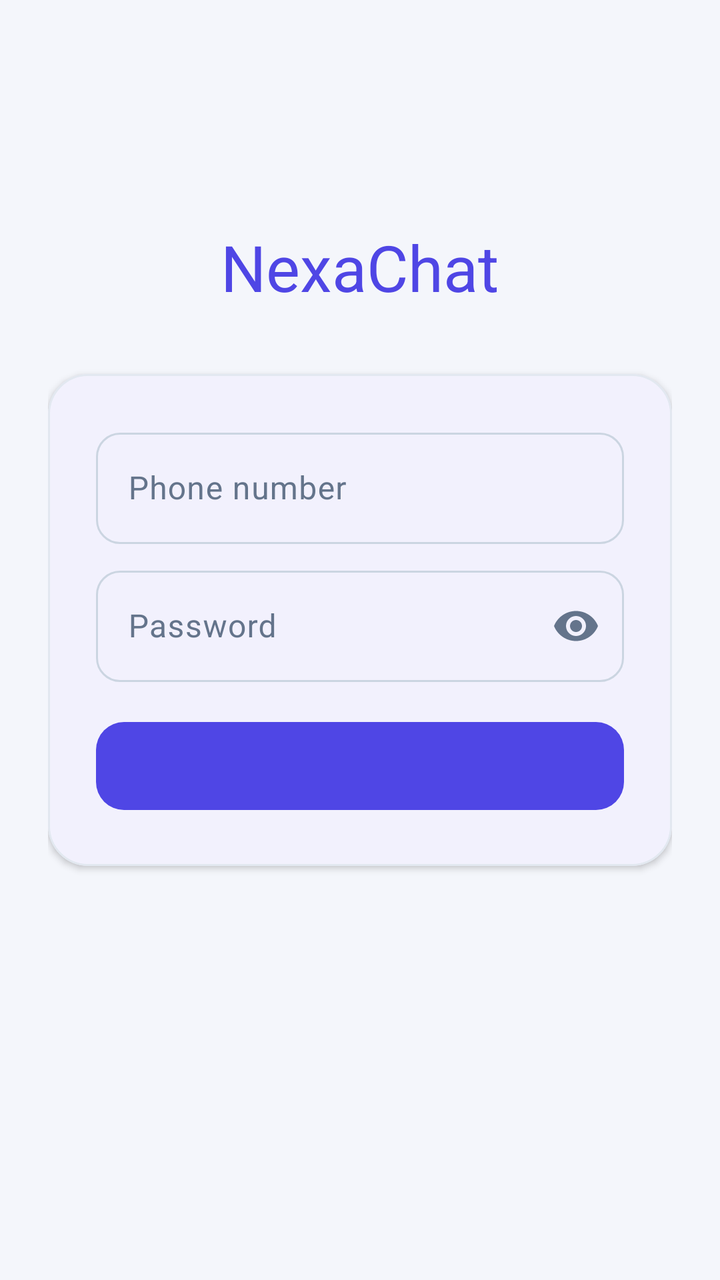
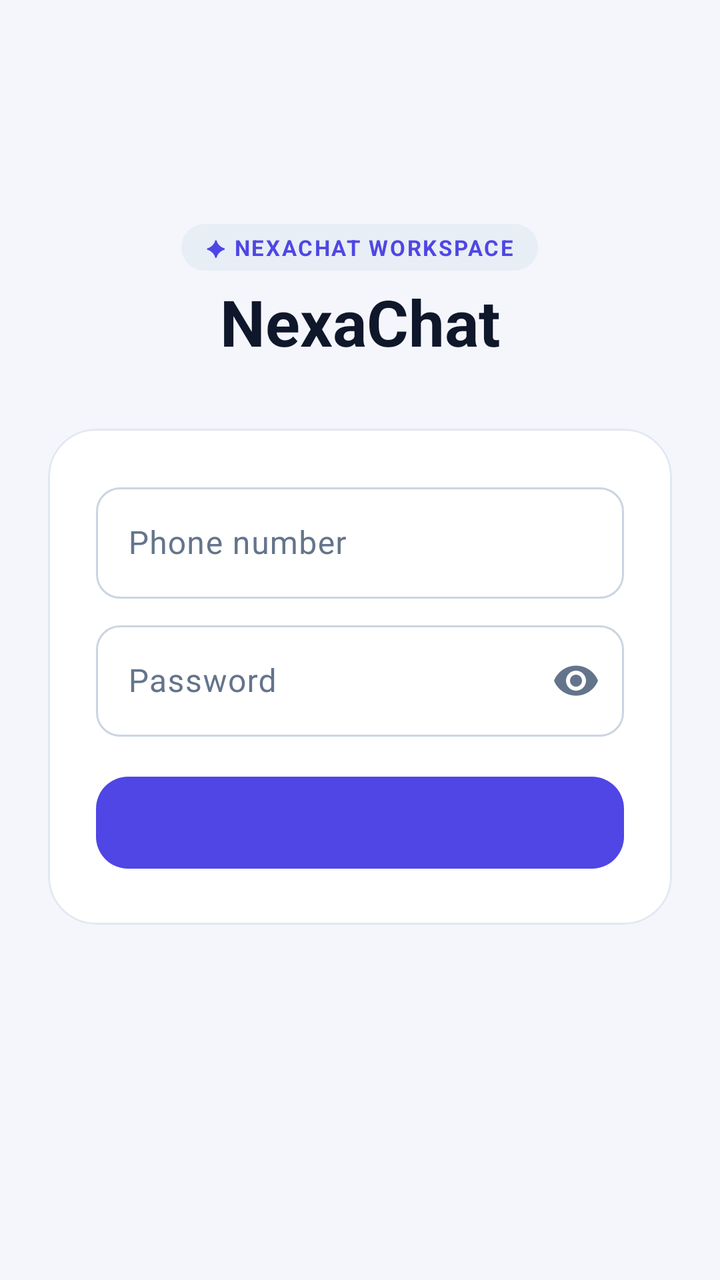

Two renders of the same Android screen: before a commit and after it. Below are the layout's source before the change and the commit's diff.
<!-- AndroidManifest.xml: application theme Theme.NexaChat -->
<!-- res/layout/fragment_login.xml -->
<?xml version="1.0" encoding="utf-8"?>
<FrameLayout xmlns:android="http://schemas.android.com/apk/res/android"
    xmlns:app="http://schemas.android.com/apk/res-auto"
    android:layout_width="match_parent"
    android:layout_height="match_parent"
    android:background="?android:attr/colorBackground">

        <ScrollView
            android:layout_width="match_parent"
            android:layout_height="match_parent"
            android:fillViewport="true">

            <LinearLayout
                android:layout_width="match_parent"
                android:layout_height="wrap_content"
                android:gravity="center_horizontal"
                android:orientation="vertical"
                android:padding="@dimen/space_lg">

                <LinearLayout
                    android:id="@+id/contentColumn"
                    android:layout_width="match_parent"
                    android:layout_height="wrap_content"
                    android:maxWidth="@dimen/auth_form_max_width"
                    android:orientation="vertical"
                    android:gravity="center_horizontal">

                    <ImageView
                        android:id="@+id/authLogo"
                        android:layout_width="72dp"
                        android:layout_height="72dp"
                        android:layout_gravity="center_horizontal"
                        android:contentDescription="@string/app_name"
                        android:src="@mipmap/ic_launcher_round" />

                    <TextView
                        android:id="@+id/authTitle"
                        android:layout_width="wrap_content"
                        android:layout_height="wrap_content"
                        android:layout_marginTop="@dimen/space_md"
                        android:text="@string/app_name"
                        android:textAppearance="?attr/textAppearanceHeadlineLarge"
                        android:textColor="?attr/colorPrimary" />

                    <com.google.android.material.card.MaterialCardView
                        android:layout_width="match_parent"
                        android:layout_height="wrap_content"
                        android:layout_marginTop="@dimen/space_xl"
                        app:cardBackgroundColor="?attr/colorSurface"
                        app:cardCornerRadius="20dp"
                        app:cardElevation="2dp"
                        app:contentPadding="24dp"
                        app:strokeColor="?attr/colorOutlineVariant"
                        app:strokeWidth="1dp">

                        <LinearLayout
                            android:layout_width="match_parent"
                            android:layout_height="wrap_content"
                            android:orientation="vertical">

                            <com.google.android.material.textfield.TextInputLayout
                                android:id="@+id/phoneLayout"
                                android:layout_width="match_parent"
                                android:layout_height="wrap_content"
                                android:hint="@string/auth_phone_label"
                                app:boxCornerRadiusBottomEnd="12dp"
                                app:boxCornerRadiusBottomStart="12dp"
                                app:boxCornerRadiusTopEnd="12dp"
                                app:boxCornerRadiusTopStart="12dp">

                                <com.google.android.material.textfield.TextInputEditText
                                    android:id="@+id/phoneInput"
                                    android:layout_width="match_parent"
                                    android:layout_height="wrap_content"
                                    android:inputType="phone" />
                            </com.google.android.material.textfield.TextInputLayout>

                            <com.google.android.material.textfield.TextInputLayout
                                android:id="@+id/passwordLayout"
                                android:layout_width="match_parent"
                                android:layout_height="wrap_content"
                                android:layout_marginTop="@dimen/space_sm"
                                android:hint="@string/auth_password_label"
                                app:boxCornerRadiusBottomEnd="12dp"
                                app:boxCornerRadiusBottomStart="12dp"
                                app:boxCornerRadiusTopEnd="12dp"
                                app:boxCornerRadiusTopStart="12dp"
                                app:endIconContentDescription="@string/cd_password_visibility"
                                app:endIconDrawable="@drawable/ic_visibility"
                                app:endIconMode="password_toggle">

                                <com.google.android.material.textfield.TextInputEditText
                                    android:id="@+id/passwordInput"
                                    android:layout_width="match_parent"
                                    android:layout_height="wrap_content"
                                    android:inputType="textPassword" />
                            </com.google.android.material.textfield.TextInputLayout>

                            <TextView
                                android:id="@+id/errorBanner"
                                android:layout_width="match_parent"
                                android:layout_height="wrap_content"
                                android:layout_marginTop="@dimen/space_sm"
                                android:background="?attr/colorErrorContainer"
                                android:padding="@dimen/space_sm"
                                android:textColor="?attr/colorOnErrorContainer"
                                android:visibility="gone" />

                            <com.google.android.material.button.MaterialButton
                                android:id="@+id/primaryAction"
                                android:layout_width="match_parent"
                                android:layout_height="wrap_content"
                                android:layout_marginTop="@dimen/space_md"
                                android:minHeight="52dp"
                                app:cornerRadius="14dp" />
                        </LinearLayout>
                    </com.google.android.material.card.MaterialCardView>

                    <com.google.android.material.button.MaterialButton
                        android:id="@+id/secondaryAction"
                        style="@style/Widget.Material3.Button.TextButton"
                        android:layout_width="match_parent"
                        android:layout_height="wrap_content"
                        android:minHeight="@dimen/min_touch_target" />
                </LinearLayout>
            </LinearLayout>
        </ScrollView>


    <com.nexachat.core.ui.components.LoadingStateView
        android:id="@+id/loadingState"
        android:layout_width="match_parent"
        android:layout_height="match_parent"
        android:visibility="gone" />

    <com.nexachat.core.ui.components.ErrorStateView
        android:id="@+id/errorState"
        android:layout_width="match_parent"
        android:layout_height="match_parent"
        android:visibility="gone" />

    <com.nexachat.core.ui.components.EmptyStateView
        android:id="@+id/emptyState"
        android:layout_width="match_parent"
        android:layout_height="match_parent"
        android:visibility="gone" />

</FrameLayout>
<!-- resources referenced by this layout -->
<resources>
  <dimen name="auth_form_max_width">440dp</dimen>
  <dimen name="min_touch_target">48dp</dimen>
  <dimen name="space_lg">24dp</dimen>
  <dimen name="space_md">16dp</dimen>
  <dimen name="space_sm">8dp</dimen>
  <dimen name="space_xl">32dp</dimen>
  <string name="app_name">NexaChat</string>
  <string name="auth_password_label">Password</string>
  <string name="auth_phone_label">Phone number</string>
  <string name="cd_password_visibility">Toggle password visibility</string>
  <style name="Theme.NexaChat" parent="Theme.NexaChat.Views" />
  <color name="colorPrimary">@color/brand_indigo</color>
  <color name="colorOnPrimary">#FFFFFFFF</color>
  <color name="colorPrimaryContainer">@color/brand_indigo_container</color>
  <color name="colorOnPrimaryContainer">@color/brand_on_indigo_container</color>
  <color name="colorSecondary">@color/slate_secondary</color>
  <color name="colorOnSecondary">#FFFFFFFF</color>
  <color name="colorSecondaryContainer">@color/slate_secondary_container</color>
  <color name="colorOnSecondaryContainer">@color/slate_on_secondary_container</color>
  <color name="colorTertiary">@color/tertiary_sky</color>
  <color name="colorOnTertiary">#FFFFFFFF</color>
  <color name="colorTertiaryContainer">@color/tertiary_sky_container</color>
  <color name="colorOnTertiaryContainer">@color/tertiary_on_sky_container</color>
  <color name="colorError">@color/error_red</color>
  <color name="colorOnError">#FFFFFFFF</color>
  <color name="colorErrorContainer">@color/error_container_light</color>
  <color name="colorOnErrorContainer">@color/on_error_container_light</color>
  <color name="colorBackground">@color/background_light</color>
  <color name="colorOnBackground">@color/text_primary_light</color>
  <color name="colorSurface">@color/surface_light</color>
  <color name="colorOnSurface">@color/text_primary_light</color>
  <color name="colorSurfaceVariant">@color/surface_variant_light</color>
  <color name="surface_container_low_light">#FFFFFFFF</color>
  <color name="surface_container_light">#FFF1F5F9</color>
  <color name="surface_container_high_light">#FFE8EEF5</color>
  <color name="colorOnSurfaceVariant">@color/text_secondary_light</color>
  <color name="colorOutline">@color/slate_border</color>
  <color name="colorOutlineVariant">@color/slate_divider</color>
  <style name="TextAppearance.NexaChat.BodyLarge" parent="TextAppearance.Material3.BodyLarge" />
  <style name="TextAppearance.NexaChat.BodySmall" parent="TextAppearance.Material3.BodySmall" />
  <color name="brand_indigo">#FF4F46E5</color>
  <color name="brand_indigo_container">#FFE0E7FF</color>
  <color name="brand_on_indigo_container">#FF1E1B4B</color>
  <color name="slate_secondary">#FF505F76</color>
  <color name="slate_secondary_container">#FFD0E1FB</color>
  <color name="slate_on_secondary_container">#FF1D283A</color>
  <color name="tertiary_sky">#FF0EA5E9</color>
  <color name="tertiary_sky_container">#FFBAE6FD</color>
  <color name="tertiary_on_sky_container">#FF0369A1</color>
  <color name="error_red">#FFBA1A1A</color>
  <color name="error_container_light">#FFFFDAD6</color>
  <color name="on_error_container_light">#FF93000A</color>
  <color name="background_light">#FFF4F6FB</color>
  <color name="text_primary_light">#FF0F172A</color>
  <color name="surface_light">#FFFFFFFF</color>
  <color name="surface_variant_light">#FFE8EEF5</color>
  <color name="text_secondary_light">#FF64748B</color>
  <color name="slate_border">#FFCBD5E1</color>
  <color name="slate_divider">#FFE2E8F0</color>
  <dimen name="corner_sm">8dp</dimen>
  <dimen name="corner_md">12dp</dimen>
  <dimen name="corner_lg">16dp</dimen>
  <!-- unchanged entries left out for length: 20 -->
</resources>

<!-- the commit's change to res/layout/fragment_login.xml (unified diff, before → after) -->
@@ -34,21 +34,35 @@
                         android:src="@mipmap/ic_launcher_round" />
 
                     <TextView
+                        android:layout_width="wrap_content"
+                        android:layout_height="wrap_content"
+                        android:layout_marginTop="@dimen/space_md"
+                        android:background="@drawable/bg_date_separator"
+                        android:letterSpacing="0.08"
+                        android:paddingHorizontal="12dp"
+                        android:paddingVertical="4dp"
+                        android:text="✦ NEXACHAT WORKSPACE"
+                        android:textColor="?attr/colorPrimary"
+                        android:textSize="11sp"
+                        android:textStyle="bold" />
+
+                    <TextView
                         android:id="@+id/authTitle"
                         android:layout_width="wrap_content"
                         android:layout_height="wrap_content"
-                        android:layout_marginTop="@dimen/space_md"
+                        android:layout_marginTop="@dimen/space_xs"
                         android:text="@string/app_name"
                         android:textAppearance="?attr/textAppearanceHeadlineLarge"
-                        android:textColor="?attr/colorPrimary" />
+                        android:textColor="?attr/colorOnSurface"
+                        android:textStyle="bold" />
 
                     <com.google.android.material.card.MaterialCardView
                         android:layout_width="match_parent"
                         android:layout_height="wrap_content"
                         android:layout_marginTop="@dimen/space_xl"
                         app:cardBackgroundColor="?attr/colorSurface"
-                        app:cardCornerRadius="20dp"
-                        app:cardElevation="2dp"
+                        app:cardCornerRadius="24dp"
+                        app:cardElevation="0dp"
                         app:contentPadding="24dp"
                         app:strokeColor="?attr/colorOutlineVariant"
                         app:strokeWidth="1dp">
@@ -111,8 +125,9 @@
                                 android:layout_width="match_parent"
                                 android:layout_height="wrap_content"
                                 android:layout_marginTop="@dimen/space_md"
-                                android:minHeight="52dp"
-                                app:cornerRadius="14dp" />
+                                android:minHeight="54dp"
+                                android:textStyle="bold"
+                                app:cornerRadius="16dp" />
                         </LinearLayout>
                     </com.google.android.material.card.MaterialCardView>
 
<!-- resource entries referenced after the edit -->
@@ -6,6 +6,14 @@
   <dimen name="space_md">16dp</dimen>
   <dimen name="space_sm">8dp</dimen>
   <dimen name="space_xl">32dp</dimen>
+  <dimen name="space_xs">4dp</dimen>
+  <!-- drawable bg_date_separator (drawable) -->
+  <?xml version="1.0" encoding="utf-8"?>
+  <shape xmlns:android="http://schemas.android.com/apk/res/android"
+      android:shape="rectangle">
+      <corners android:radius="999dp" />
+      <solid android:color="?attr/colorSurfaceContainerHigh" />
+  </shape>
   <string name="app_name">NexaChat</string>
   <string name="auth_password_label">Password</string>
   <string name="auth_phone_label">Phone number</string>
